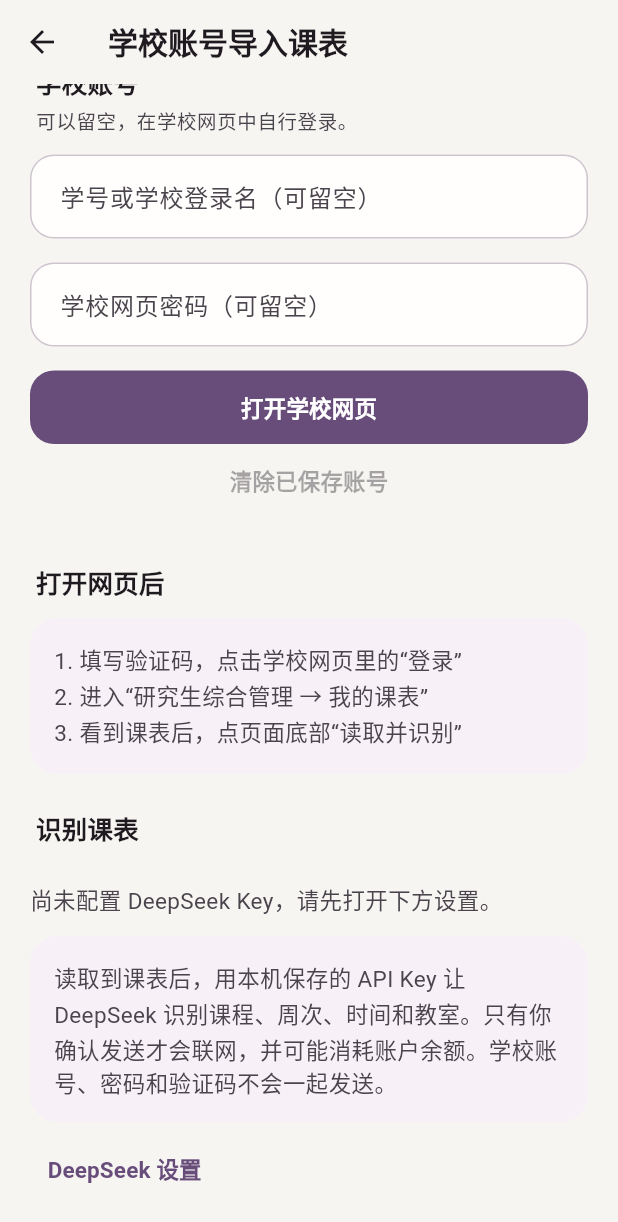
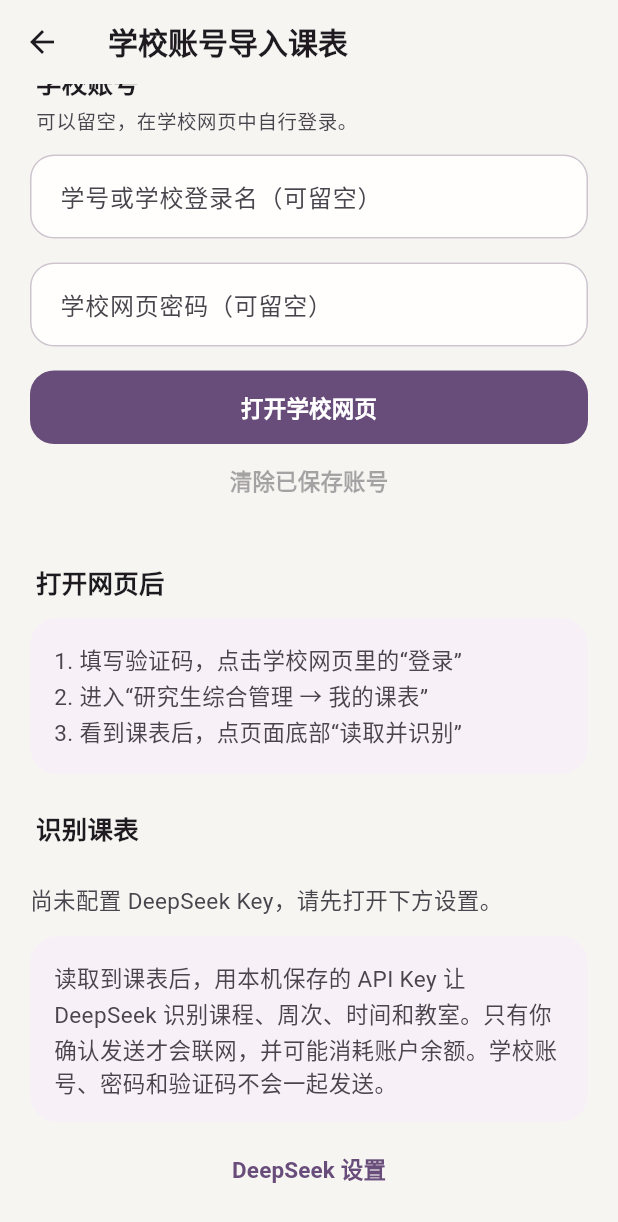
Before and after one commit to lt2236465917-design/sanqian-class, a Flutter app: the SchoolAccountView screen opened directly, scrolled down 293 dp, on a phone screen of 412 x 824 dp. Shown: the top 1222 px of the screen. Run offline on Flutter 3.47's test engine with Material 3 defaults, Android fonts, the phone set to English and light mode, and no system bars; our stand-ins replace azlistview, dio, flutter_html, flutter_linkify, flutter_native_splash, fluttertoast and 8 more; missing offline and left inert: device_calendar, flutter_swiper_null_safety_flutter3, mobile_scanner, webview_flutter_android, zxing2; accounts and stored records are empty.

Commit message:
fix: center the school-page DeepSeek shortcut

```diff
--- a/lib/Pages/Import/SchoolAccountView.dart
+++ b/lib/Pages/Import/SchoolAccountView.dart
@@ -220,7 +220,7 @@ class _SchoolAccountViewState extends State<SchoolAccountView> {
           ),
           const SizedBox(height: 8),
           Align(
-            alignment: Alignment.centerLeft,
+            alignment: Alignment.center,
             child: TextButton(
               onPressed: _busy ? null : _openSettings,
               child: const Text('DeepSeek 设置'),
```
